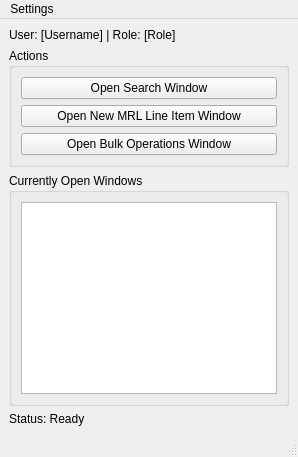
Above: interface/python/main_window.ui from glamberson/V2X-ExtLogDB before the change. Below: the same form after it.
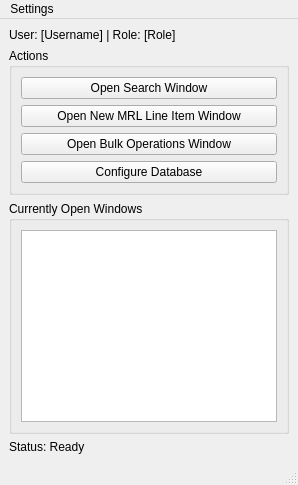
That is the form after the change.

Commit message:
ExtLogDB Updated python interface
added database (connection) configuration dialog and button; refined some search window and other behavior.

```diff
--- a/interface/python/main_window.ui
+++ b/interface/python/main_window.ui
@@ -44,6 +44,14 @@
          </property>
         </widget>
        </item>
+       <!-- New Configuration Button -->
+       <item>
+        <widget class="QPushButton" name="configurationButton">
+         <property name="text">
+          <string>Configure Database</string>
+         </property>
+        </widget>
+       </item>
       </layout>
      </widget>
     </item>
```
Left out of the diff: 3 changed lines with no effect on the pictures. The commit also changes 6 other files.
